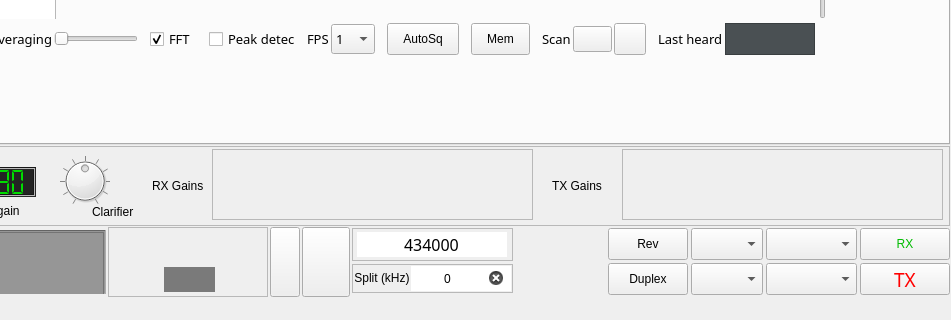
Old version of the form src/mainwindow.ui in the repository qradiolink/qradiolink; both pictures show x 449 to 1400 and y 401 to 721 of the 1400 by 721 pixel window.
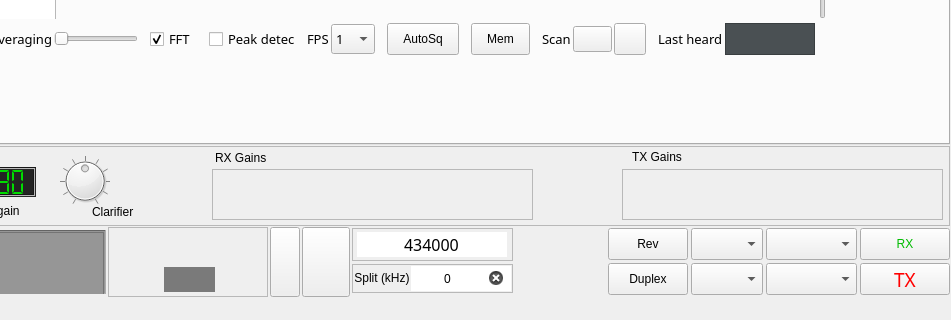
New version of the form. Icons and pictures are not drawn. Custom widgets are drawn as their Qt base class.

Commit message: Reposition gain dials

What changed in the file:
```diff
--- a/src/mainwindow.ui
+++ b/src/mainwindow.ui
@@ -4878,9 +4878,9 @@
          <property name="geometry">
           <rect>
            <x>660</x>
-           <y>3</y>
+           <y>23</y>
            <width>321</width>
-           <height>71</height>
+           <height>51</height>
           </rect>
          </property>
          <property name="sizePolicy">
@@ -4907,9 +4907,9 @@
          <property name="geometry">
           <rect>
            <x>1070</x>
-           <y>3</y>
+           <y>23</y>
            <width>321</width>
-           <height>71</height>
+           <height>51</height>
           </rect>
          </property>
          <property name="sizePolicy">
@@ -4935,8 +4935,8 @@
         <widget class="QLabel" name="label_21">
          <property name="geometry">
           <rect>
-           <x>600</x>
-           <y>30</y>
+           <x>663</x>
+           <y>2</y>
            <width>60</width>
            <height>20</height>
           </rect>
@@ -4954,8 +4954,8 @@
         <widget class="QLabel" name="label_50">
          <property name="geometry">
           <rect>
-           <x>1000</x>
-           <y>30</y>
+           <x>1080</x>
+           <y>1</y>
            <width>60</width>
            <height>20</height>
           </rect>
```
